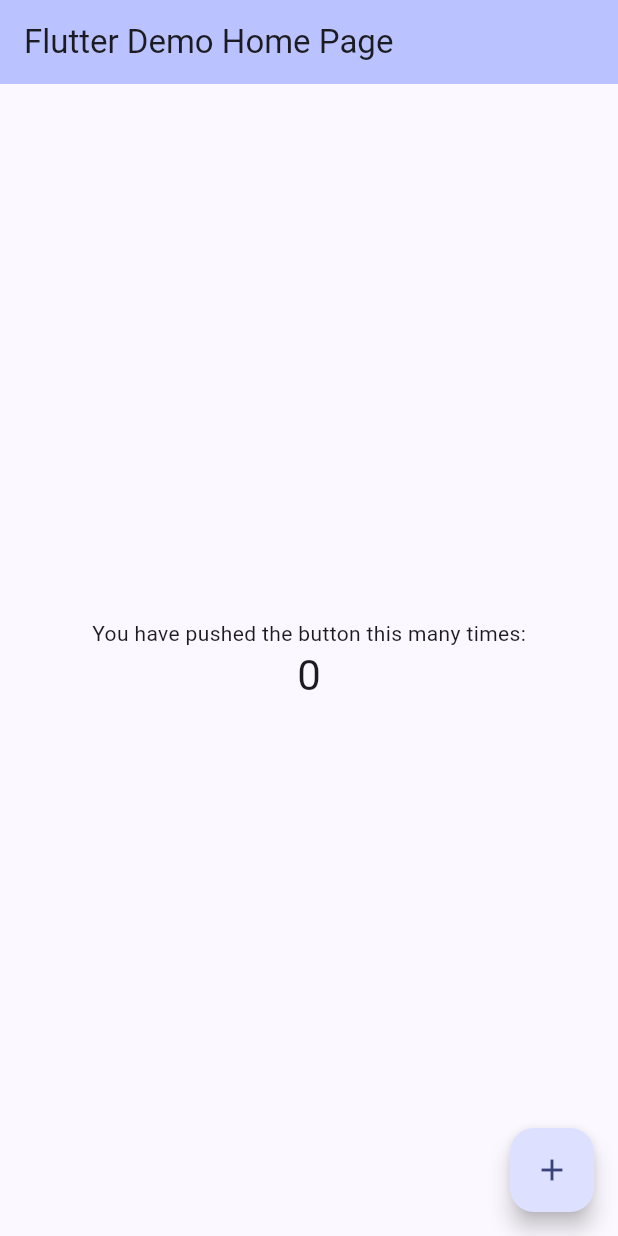
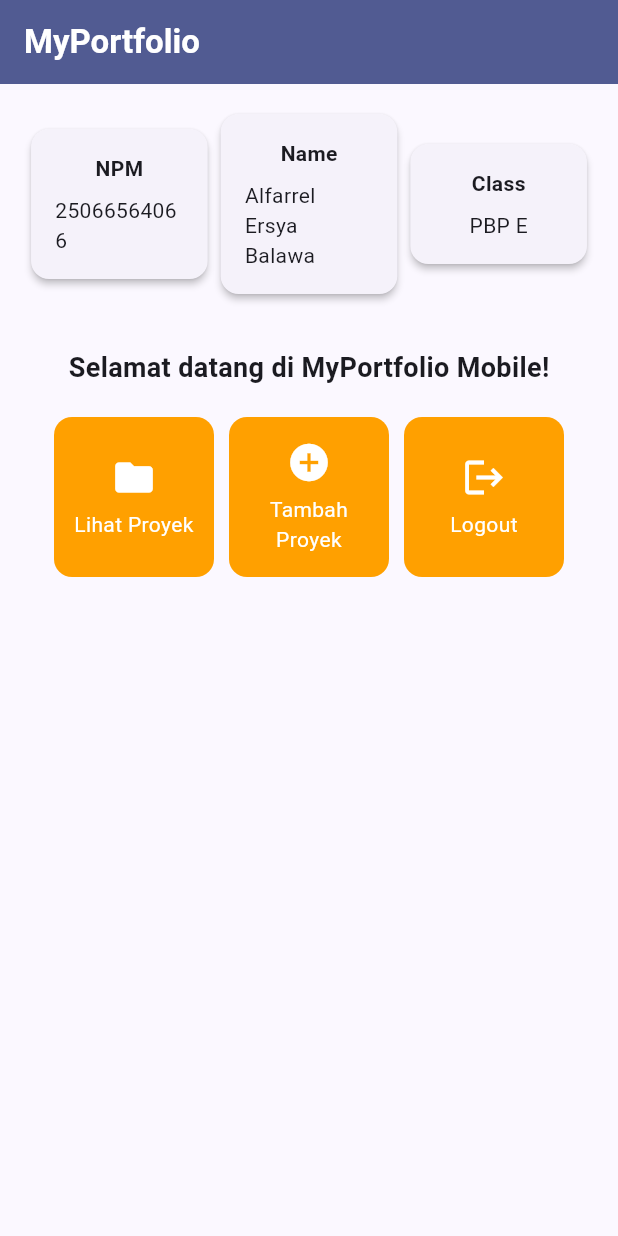
Before and after one commit to alpallel/portofolio-mobile, a Flutter app: the screen it shows after launch, on a phone screen of 412 x 824 dp. Run offline on Flutter 3.47's test engine with Material 3 defaults, Android fonts, the phone set to English and light mode, and no system bars.

Commit message:
fix: connect main.dart with menu.dart

```diff
--- a/lib/main.dart
+++ b/lib/main.dart
@@ -1,4 +1,5 @@
 import 'package:flutter/material.dart';
+import 'package:myportofolio_mobile/menu.dart';
 
 void main() {
   runApp(const MyApp());
@@ -11,116 +12,15 @@ class MyApp extends StatelessWidget {
   @override
   Widget build(BuildContext context) {
     return MaterialApp(
-      title: 'Flutter Demo',
+      title: 'MyPortfolio',
       theme: ThemeData(
-        // This is the theme of your application.
-        //
-        // TRY THIS: Try running your application with "flutter run". You'll see
-        // the application has a purple toolbar. Then, without quitting the app,
-        // try changing the seedColor in the colorScheme below to Colors.green
-        // and then invoke "hot reload" (save your changes or press the "hot
-        // reload" button in a Flutter-supported IDE, or press "r" if you used
-        // the command line to start the app).
-        //
-        // Notice that the counter didn't reset back to zero; the application
-        // state is not lost during the reload. To reset the state, use hot
-        // restart instead.
-        //
-        // This works for code too, not just values: Most code changes can be
-        // tested with just a hot reload.
         colorScheme: ColorScheme.fromSeed(
           seedColor: Colors.indigo,
           secondary: Colors.amber[700],
         ),
         useMaterial3: true,
       ),
-      home: const MyHomePage(title: 'Flutter Demo Home Page'),
+      home: MyHomePage(),
     );
   }
 }
-
-class MyHomePage extends StatefulWidget {
-  const MyHomePage({super.key, required this.title});
-
-  // This widget is the home page of your application. It is stateful, meaning
-  // that it has a State object (defined below) that contains fields that affect
-  // how it looks.
-
-  // This class is the configuration for the state. It holds the values (in this
-  // case the title) provided by the parent (in this case the App widget) and
-  // used by the build method of the State. Fields in a Widget subclass are
-  // always marked "final".
-
-  final String title;
-
-  @override
-  State<MyHomePage> createState() => _MyHomePageState();
-}
-
-class _MyHomePageState extends State<MyHomePage> {
-  int _counter = 0;
-
-  void _incrementCounter() {
-    setState(() {
-      // This call to setState tells the Flutter framework that something has
-      // changed in this State, which causes it to rerun the build method below
-      // so that the display can reflect the updated values. If we changed
-      // _counter without calling setState(), then the build method would not be
-      // called again, and so nothing would appear to happen.
-      _counter++;
-    });
-  }
-
-  @override
-  Widget build(BuildContext context) {
-    // This method is rerun every time setState is called, for instance as done
-    // by the _incrementCounter method above.
-    //
-    // The Flutter framework has been optimized to make rerunning build methods
-    // fast, so that you can just rebuild anything that needs updating rather
-    // than having to individually change instances of widgets.
-    return Scaffold(
-      appBar: AppBar(
-        // TRY THIS: Try changing the color here to a specific color (to
-        // Colors.amber, perhaps?) and trigger a hot reload to see the AppBar
-        // change color while the other colors stay the same.
-        backgroundColor: Theme.of(context).colorScheme.inversePrimary,
-        // Here we take the value from the MyHomePage object that was created by
-        // the App.build method, and use it to set our appbar title.
-        title: Text(widget.title),
-      ),
-      body: Center(
-        // Center is a layout widget. It takes a single child and positions it
-        // in the middle of the parent.
-        child: Column(
-          // Column is also a layout widget. It takes a list of children and
-          // arranges them vertically. By default, it sizes itself to fit its
-          // children horizontally, and tries to be as tall as its parent.
-          //
-          // Column has various properties to control how it sizes itself and
-          // how it positions its children. Here we use mainAxisAlignment to
-          // center the children vertically; the main axis here is the vertical
-          // axis because Columns are vertical (the cross axis would be
-          // horizontal).
-          //
-          // TRY THIS: Invoke "debug painting" (choose the "Toggle Debug Paint"
-          // action in the IDE, or press "p" in the console), to see the
-          // wireframe for each widget.
-          mainAxisAlignment: .center,
-          children: [
-            const Text('You have pushed the button this many times:'),
-            Text(
-              '$_counter',
-              style: Theme.of(context).textTheme.headlineMedium,
-            ),
-          ],
-        ),
-      ),
-      floatingActionButton: FloatingActionButton(
-        onPressed: _incrementCounter,
-        tooltip: 'Increment',
-        child: const Icon(Icons.add),
-      ),
-    );
-  }
-}
--- a/lib/menu.dart
+++ b/lib/menu.dart
@@ -3,9 +3,9 @@ import 'package:flutter/material.dart';
 class MyHomePage extends StatelessWidget {
   MyHomePage({super.key});
 
-  final String npm = "2406000001";
-  final String nama = "Burhan";
-  final String kelas = "PBP A";
+  final String npm = "25066564066";
+  final String nama = "Alfarrel Ersya Balawa";
+  final String kelas = "PBP E";
 
   final List<ItemHomepage> items = [
     ItemHomepage("Lihat Proyek", Icons.folder),
```
